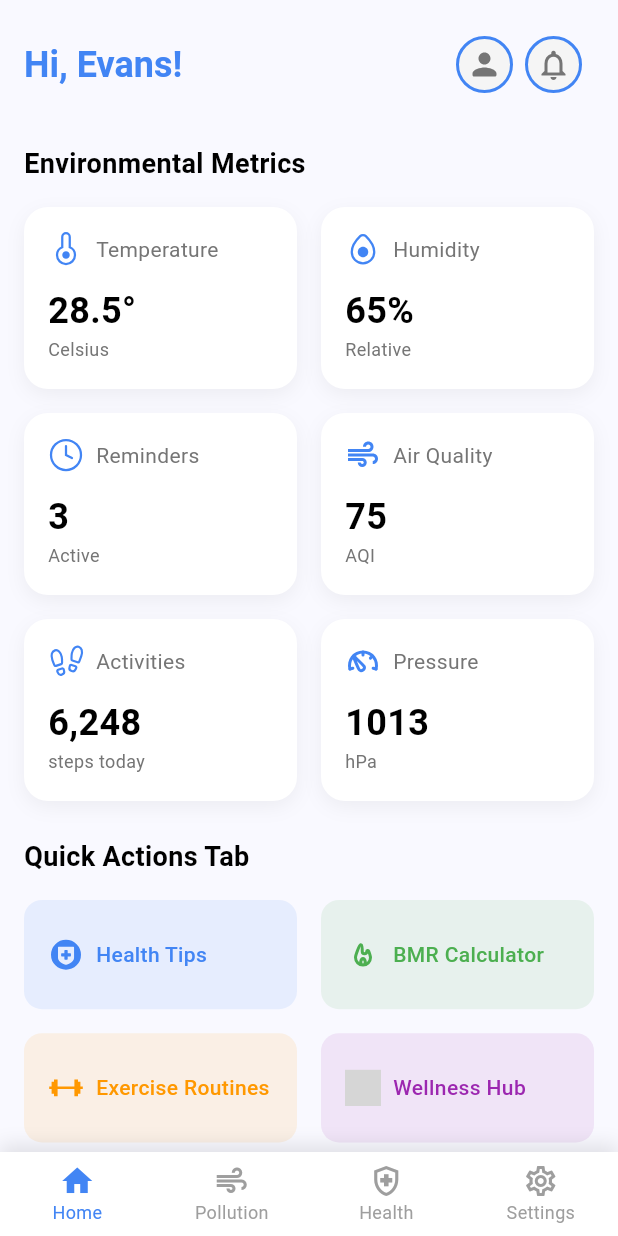
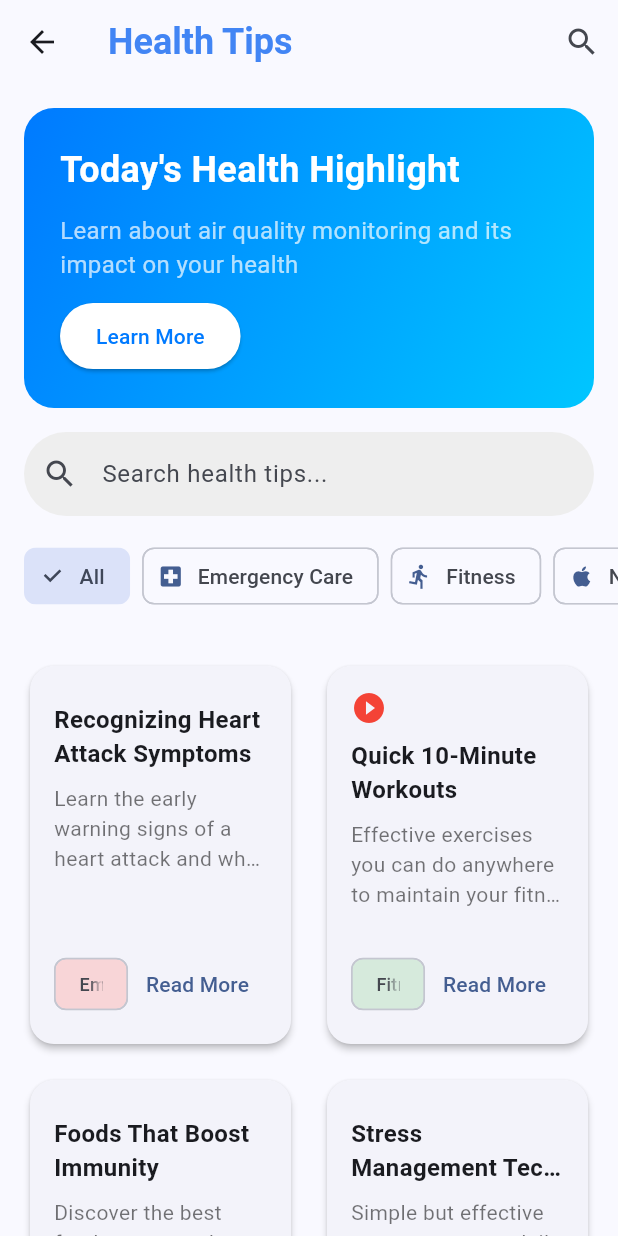
Before and after one commit to evansachie/LifeGuard, a Flutter app: the HomeScreen screen opened directly, after a tap on "Health Tips", on a phone screen of 412 x 824 dp. Run offline on Flutter 3.47's test engine with Material 3 defaults, Android fonts, the light colour scheme and no system bars; our stand-ins replace flutter_svg, shared_preferences; accounts and stored records are empty; network calls fail; grey boxes are pictures that could not be loaded.

Commit message:
feat: add health tips screen and dashboard component

```diff
--- /dev/null
+++ b/mobile/lib/screens/health_tips/health_tips.dart
@@ -0,0 +1,390 @@
+import 'package:flutter/material.dart';
+import 'package:flutter_svg/flutter_svg.dart';
+
+class HealthTips extends StatefulWidget {
+  const HealthTips({super.key});
+
+  @override
+  State<HealthTips> createState() => _HealthTipsState();
+}
+
+class _HealthTipsState extends State<HealthTips> {
+  String selectedCategory = 'all';
+  String searchQuery = '';
+  bool isLoading = true;
+
+  final categories = [
+    {
+      'id': 'emergency',
+      'icon': Icons.local_hospital,
+      'label': 'Emergency Care'
+    },
+    {'id': 'fitness', 'icon': Icons.directions_run, 'label': 'Fitness'},
+    {'id': 'nutrition', 'icon': Icons.apple, 'label': 'Nutrition'},
+    {'id': 'mental', 'icon': Icons.psychology, 'label': 'Mental Health'},
+    {
+      'id': 'prevention',
+      'icon': Icons.health_and_safety,
+      'label': 'Prevention'
+    },
+    {
+      'id': 'resources',
+      'icon': Icons.medical_information,
+      'label': 'Resources'
+    },
+  ];
+
+  // Define proper types for our data structures
+  final Map<String, dynamic> featuredTip = {
+    'title': "Today's Health Highlight",
+    'description':
+        "Learn about air quality monitoring and its impact on your health",
+    'image': 'assets/images/med.png',
+    'category': "prevention"
+  };
+
+  final List<Map<String, dynamic>> tips = [
+    {
+      'id': 1,
+      'category': 'emergency',
+      'title': 'Recognizing Heart Attack Symptoms',
+      'description':
+          'Learn the early warning signs of a heart attack and when to seek immediate medical attention.',
+      'type': 'article'
+    },
+    {
+      'id': 2,
+      'category': 'fitness',
+      'title': 'Quick 10-Minute Workouts',
+      'description':
+          'Effective exercises you can do anywhere to maintain your fitness levels.',
+      'type': 'video',
+      'videoUrl': 'https://youtube.com/watch?v=example'
+    },
+    {
+      'id': 3,
+      'category': 'nutrition',
+      'title': 'Foods That Boost Immunity',
+      'description': 'Discover the best foods to strengthen your immune system.',
+      'type': 'article'
+    },
+    {
+      'id': 4,
+      'category': 'mental',
+      'title': 'Stress Management Techniques',
+      'description': 'Simple but effective ways to manage daily stress and anxiety.',
+      'type': 'interactive'
+    },
+    {
+      'id': 5,
+      'category': 'prevention',
+      'title': 'Air Quality Safety Tips',
+      'description': 'How to protect yourself during poor air quality days.',
+      'type': 'article'
+    },
+    {
+      'id': 6,
+      'category': 'resources',
+      'title': 'Local Health Resources',
+      'description': 'Find healthcare facilities and emergency services near you.',
+      'type': 'tool'
+    }
+  ];
+
+  final List<Map<String, String>> videos = [
+    {
+      'id': 'v1',
+      'title': 'Emergency First Aid Basics',
+      'videoUrl': 'https://www.youtube.com/embed/IisqrLOnqX8',
+      'duration': '6:42'
+    },
+  ];
+
+  @override
+  void initState() {
+    super.initState();
+    _loadData();
+  }
+
+  Future<void> _loadData() async {
+    await Future.delayed(const Duration(seconds: 1));
+    if (mounted) {
+      setState(() => isLoading = false);
+    }
+  }
+
+  List<Map<String, dynamic>> get filteredTips {
+    return tips.where((tip) {
+      final matchesCategory =
+          selectedCategory == 'all' || tip['category'] == selectedCategory;
+      final matchesSearch = searchQuery.isEmpty ||
+          tip['title']
+              .toString()
+              .toLowerCase()
+              .contains(searchQuery.toLowerCase()) ||
+          tip['description']
+              .toString()
+              .toLowerCase()
+              .contains(searchQuery.toLowerCase());
+      return matchesCategory && matchesSearch;
+    }).toList();
+  }
+
+  @override
+  Widget build(BuildContext context) {
+    final isDark = Theme.of(context).brightness == Brightness.dark;
+
+    if (isLoading) {
+      return const Center(
+        child: CircularProgressIndicator(
+          color: Color(0xFF4285F4),
+        ),
+      );
+    }
+
+    return Scaffold(
+      appBar: AppBar(
+        title: Text(
+          'Health Tips',
+          style: Theme.of(context).textTheme.headlineSmall?.copyWith(
+                fontWeight: FontWeight.bold,
+                color: const Color(0xFF4285F4),
+              ),
+        ),
+        actions: [
+          IconButton(
+            icon: const Icon(Icons.search),
+            onPressed: () {},
+          ),
+        ],
+      ),
+      body: CustomScrollView(
+        slivers: [
+          // Featured Section
+          SliverToBoxAdapter(
+            child: Container(
+              height: 200,
+              margin: const EdgeInsets.all(16),
+              decoration: BoxDecoration(
+                gradient: const LinearGradient(
+                  colors: [Color(0xFF007AFF), Color(0xFF00C6FF)],
+                  begin: Alignment.topLeft,
+                  end: Alignment.bottomRight,
+                ),
+                borderRadius: BorderRadius.circular(20),
+              ),
+              child: Stack(
+                children: [
+                  Positioned(
+                    right: 0,
+                    bottom: 0,
+                    top: 0,
+                    width: MediaQuery.of(context).size.width * 0.4,
+                    child: const ClipRRect(
+                      borderRadius: BorderRadius.horizontal(
+                        right: Radius.circular(20),
+                      ),
+                    ),
+                  ),
+                  Padding(
+                    padding: const EdgeInsets.all(24),
+                    child: Column(
+                      crossAxisAlignment: CrossAxisAlignment.start,
+                      children: [
+                        Text(
+                          featuredTip['title'],
+                          style: const TextStyle(
+                            color: Colors.white,
+                            fontSize: 24,
+                            fontWeight: FontWeight.bold,
+                          ),
+                        ),
+                        const SizedBox(height: 12),
+                        Text(
+                          featuredTip['description'],
+                          style: const TextStyle(
+                            color: Colors.white70,
+                            fontSize: 16,
+                          ),
+                        ),
+                        const Spacer(),
+                        ElevatedButton(
+                          onPressed: () {},
+                          style: ElevatedButton.styleFrom(
+                            backgroundColor: Colors.white,
+                            foregroundColor: const Color(0xFF007AFF),
+                            padding: const EdgeInsets.symmetric(
+                              horizontal: 24,
+                              vertical: 12,
+                            ),
+                            shape: RoundedRectangleBorder(
+                              borderRadius: BorderRadius.circular(30),
+                            ),
+                          ),
+                          child: const Text('Learn More'),
+                        ),
+                      ],
+                    ),
+                  ),
+                ],
+              ),
+            ),
+          ),
+
+          // Search Bar
+          SliverToBoxAdapter(
+            child: Padding(
+              padding: const EdgeInsets.symmetric(horizontal: 16),
+              child: TextField(
+                onChanged: (value) => setState(() => searchQuery = value),
+                decoration: InputDecoration(
+                  hintText: 'Search health tips...',
+                  prefixIcon: const Icon(Icons.search),
+                  border: OutlineInputBorder(
+                    borderRadius: BorderRadius.circular(30),
+                    borderSide: BorderSide.none,
+                  ),
+                  filled: true,
+                  fillColor: isDark ? Colors.grey[800] : Colors.grey[200],
+                ),
+              ),
+            ),
+          ),
+
+          // Categories
+          SliverToBoxAdapter(
+            child: SingleChildScrollView(
+              scrollDirection: Axis.horizontal,
+              padding: const EdgeInsets.all(16),
+              child: Row(
+                children: [
+                  FilterChip(
+                    label: const Text('All'),
+                    selected: selectedCategory == 'all',
+                    onSelected: (selected) {
+                      setState(() => selectedCategory = 'all');
+                    },
+                  ),
+                  const SizedBox(width: 8),
+                  ...categories.map((category) => Padding(
+                        padding: const EdgeInsets.only(right: 8),
+                        child: FilterChip(
+                          label: Text(category['label'] as String),
+                          selected: selectedCategory == category['id'],
+                          onSelected: (selected) {
+                            setState(() =>
+                                selectedCategory = category['id'] as String);
+                          },
+                          avatar: Icon(category['icon'] as IconData),
+                        ),
+                      )),
+                ],
+              ),
+            ),
+          ),
+
+          // Tips Grid
+          SliverPadding(
+            padding: const EdgeInsets.all(16),
+            sliver: SliverGrid(
+              gridDelegate: SliverGridDelegateWithFixedCrossAxisCount(
+                crossAxisCount: MediaQuery.of(context).size.width > 600 ? 3 : 2,
+                mainAxisSpacing: 16,
+                crossAxisSpacing: 16,
+                childAspectRatio:
+                    MediaQuery.of(context).size.width > 600 ? 0.8 : 0.7,
+              ),
+              delegate: SliverChildBuilderDelegate(
+                (context, index) {
+                  final tip = filteredTips[index];
+                  return _buildTipCard(tip, isDark);
+                },
+                childCount: filteredTips.length,
+              ),
+            ),
+          ),
+        ],
+      ),
+    );
+  }
+
+  Widget _buildTipCard(Map<String, dynamic> tip, bool isDark) {
+    return Card(
+      elevation: 2,
+      shape: RoundedRectangleBorder(
+        borderRadius: BorderRadius.circular(16),
+      ),
+      child: Padding(
+        padding: const EdgeInsets.all(16),
+        child: Column(
+          crossAxisAlignment: CrossAxisAlignment.start,
+          children: [
+            if (tip['type'] == 'video')
+              const Icon(Icons.play_circle_fill, color: Colors.red),
+            const SizedBox(height: 8),
+            Text(
+              tip['title'],
+              style: const TextStyle(
+                fontWeight: FontWeight.bold,
+                fontSize: 16,
+              ),
+              maxLines: 2,
+              overflow: TextOverflow.ellipsis,
+            ),
+            const SizedBox(height: 8),
+            Expanded(
+              child: Text(
+                tip['description'],
+                style: TextStyle(
+                  color: isDark ? Colors.white70 : Colors.black54,
+                  fontSize: 14,
+                ),
+                maxLines: 3,
+                overflow: TextOverflow.ellipsis,
+              ),
+            ),
+            const SizedBox(height: 8),
+            Row(
+              children: [
+                Expanded(
+                  child: Chip(
+                    label: Text(
+                      categories.firstWhere(
+                              (cat) => cat['id'] == tip['category'])['label']
+                          as String,
+                      style: const TextStyle(fontSize: 12),
+                    ),
+                    backgroundColor: _getCategoryColor(tip['category']),
+                  ),
+                ),
+                TextButton(
+                  onPressed: () {},
+                  child: const Text('Read More'),
+                ),
+              ],
+            ),
+          ],
+        ),
+      ),
+    );
+  }
+
+  Color _getCategoryColor(String category) {
+    switch (category) {
+      case 'emergency':
+        return Colors.red.withOpacity(0.2);
+      case 'fitness':
+        return Colors.green.withOpacity(0.2);
+      case 'nutrition':
+        return Colors.purple.withOpacity(0.2);
+      case 'mental':
+        return Colors.blue.withOpacity(0.2);
+      case 'prevention':
+        return Colors.orange.withOpacity(0.2);
+      case 'resources':
+        return Colors.teal.withOpacity(0.2);
+      default:
+        return Colors.grey.withOpacity(0.2);
+    }
+  }
+}
--- a/mobile/lib/screens/home/tabs/dashboard_tab.dart
+++ b/mobile/lib/screens/home/tabs/dashboard_tab.dart
@@ -1,5 +1,9 @@
 import 'package:flutter/material.dart';
 import 'package:flutter_svg/flutter_svg.dart';
+import 'package:lifeguard/screens/bmr_calculator/bmr_calculator.dart';
+import 'package:lifeguard/screens/exercise_routines/exercise_routines.dart';
+import 'package:lifeguard/screens/health_tips/health_tips.dart';
+import 'package:lifeguard/screens/wellness_hub/wellness_hub.dart';
 import 'package:provider/provider.dart';
 import 'package:lifeguard/providers/quote_provider.dart';
 
@@ -333,35 +337,62 @@ class _DashboardTabState extends State<DashboardTab> {
   }
 
   Widget _buildQuickActions() {
+    return LayoutBuilder(
+      builder: (context, constraints) {
+        final crossAxisCount = constraints.maxWidth > 600 ? 4 : 2;
+        final childAspectRatio = constraints.maxWidth > 600 ? 3.0 : 2.5;
+
         return GridView.count(
           shrinkWrap: true,
           physics: const NeverScrollableScrollPhysics(),
-      crossAxisCount: 2,
+          crossAxisCount: crossAxisCount,
           mainAxisSpacing: 16,
           crossAxisSpacing: 16,
-      childAspectRatio: 2.5,
+          childAspectRatio: childAspectRatio,
           children: [
             _buildActionButton(
               icon: 'assets/images/health-tips.svg',
               title: 'Health Tips',
               color: const Color(0xFF4285F4),
+              onTap: () {
+                Navigator.of(context).push(MaterialPageRoute(
+                  builder: (context) => const HealthTips(),
+                ));
+              },
             ),
             _buildActionButton(
               icon: 'assets/images/calculator.svg',
               title: 'BMR Calculator',
               color: Colors.green,
+              onTap: () {
+                Navigator.of(context).push(MaterialPageRoute(
+                  builder: (context) => const BMRCalculator(),
+                ));
+              },
             ),
             _buildActionButton(
               icon: 'assets/images/exercise.svg',
               title: 'Exercise Routines',
               color: Colors.orange,
+              onTap: () {
+                Navigator.of(context).push(MaterialPageRoute(
+                  builder: (context) => const ExerciseRoutines(),
+                ));
+              },
             ),
             _buildActionButton(
               icon: 'assets/images/wellness.svg',
               title: 'Wellness Hub',
               color: Colors.purple,
+              onTap: () {
+                Navigator.of(context).push(MaterialPageRoute(
+                  builder: (context) => const WellnessHub(),
+                ));
+              },
             ),
           ],
+        );
+      },
     );
   }
 
@@ -369,6 +400,7 @@ class _DashboardTabState extends State<DashboardTab> {
     required String icon,
     required String title,
     required Color color,
+    VoidCallback? onTap,
   }) {
     return Container(
       decoration: BoxDecoration(
@@ -378,7 +410,7 @@ class _DashboardTabState extends State<DashboardTab> {
       child: Material(
         color: Colors.transparent,
         child: InkWell(
-          onTap: () {},
+          onTap: onTap,
           borderRadius: BorderRadius.circular(12),
           child: Padding(
             padding: const EdgeInsets.symmetric(horizontal: 16),
```
Lines whose indentation alone changed are shown as unchanged.
